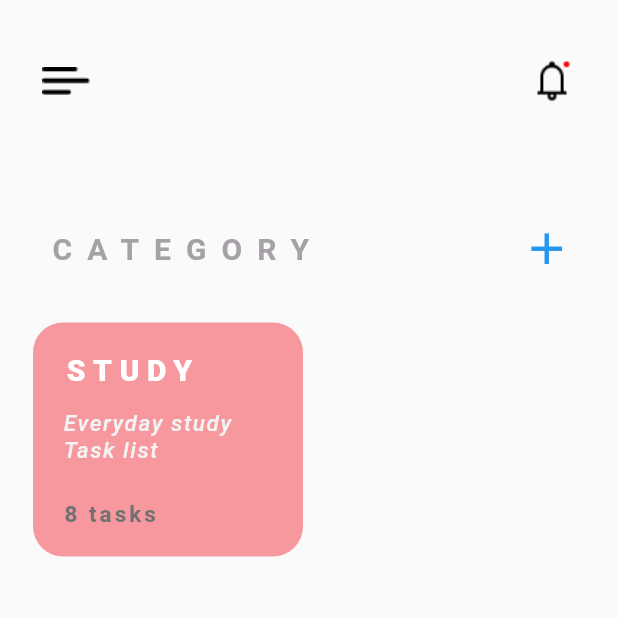
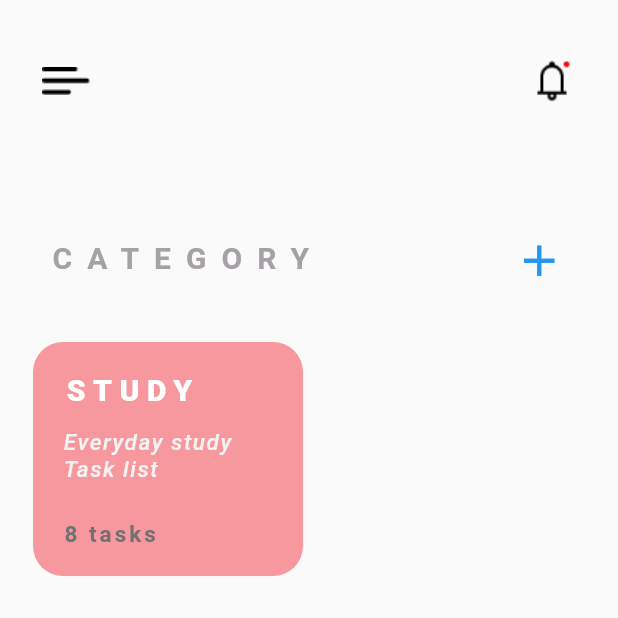
Before and after one commit to jobinjose0010/taskmarker, a Flutter app: the screen it shows after launch, on a phone screen of 412 x 824 dp, the top half of it. Run offline on Flutter 3.47's test engine with Material 2 defaults, Android fonts, the phone set to English and light mode, and no system bars.

Commit message:
file save

```diff
--- a/lib/screens/home_screen.dart
+++ b/lib/screens/home_screen.dart
@@ -1,5 +1,7 @@
 import 'package:flutter/cupertino.dart';
 import 'package:flutter/material.dart';
+import 'package:TaskMarker/widgets/app_bar.dart';
+import 'package:TaskMarker/widgets/category_heading.dart';
 
 class HomeScreen extends StatelessWidget {
   var pink = 0xffF7989F;
@@ -13,44 +15,9 @@ class HomeScreen extends StatelessWidget {
         child: Column(
           children: <Widget>[
             //Appbar Setup
-            Container(
-              padding: EdgeInsets.only(left: 20.0, right: 20.0, top: 30.0),
-              child: Row(
-                mainAxisAlignment: MainAxisAlignment.spaceBetween,
-                children: <Widget>[
-                  IconButton(
-                    icon: Image.asset("images/hamburger.png"),
-                    onPressed: () {},
-                  ),
-                  IconButton(
-                    icon: Image.asset("images/notification.png"),
-                    onPressed: () {},
-                  ),
-                ],
-              ),
-            ),
+            AppBars(),
             //AppBar setup Complete
-            Container(
-              padding: EdgeInsets.only(left: 30.0, right: 30.0, top: 70.0),
-              child: Row(
-                mainAxisAlignment: MainAxisAlignment.spaceBetween,
-                children: <Widget>[
-                  Text(
-                    "CATEGORY",
-                    style: TextStyle(
-                        fontSize: 20.0,
-                        fontWeight: FontWeight.bold,
-                        color: Color(0xffA6A1A6),
-                        letterSpacing: 10.0),
-                  ),
-                  Icon(
-                    Icons.add,
-                    size: 35.0,
-                    color: Colors.blue,
-                  ),
-                ],
-              ),
-            ),
+            CategoryHeading(),
             Padding(
               padding: EdgeInsets.only(top: 20.0),
               child: Container(
--- /dev/null
+++ b/lib/widgets/app_bar.dart
@@ -0,0 +1,23 @@
+import 'package:flutter/material.dart';
+
+class AppBars extends StatelessWidget {
+  @override
+  Widget build(BuildContext context) {
+    return Container(
+      padding: EdgeInsets.only(left: 20.0, right: 20.0, top: 30.0),
+      child: Row(
+        mainAxisAlignment: MainAxisAlignment.spaceBetween,
+        children: <Widget>[
+          IconButton(
+            icon: Image.asset("images/hamburger.png"),
+            onPressed: () {},
+          ),
+          IconButton(
+            icon: Image.asset("images/notification.png"),
+            onPressed: () {},
+          ),
+        ],
+      ),
+    );
+  }
+}
```
Also changed, not shown: lib/widgets/category_heading.dart (added, +150 -0 lines), images/dropdown_arrow.png (added).
